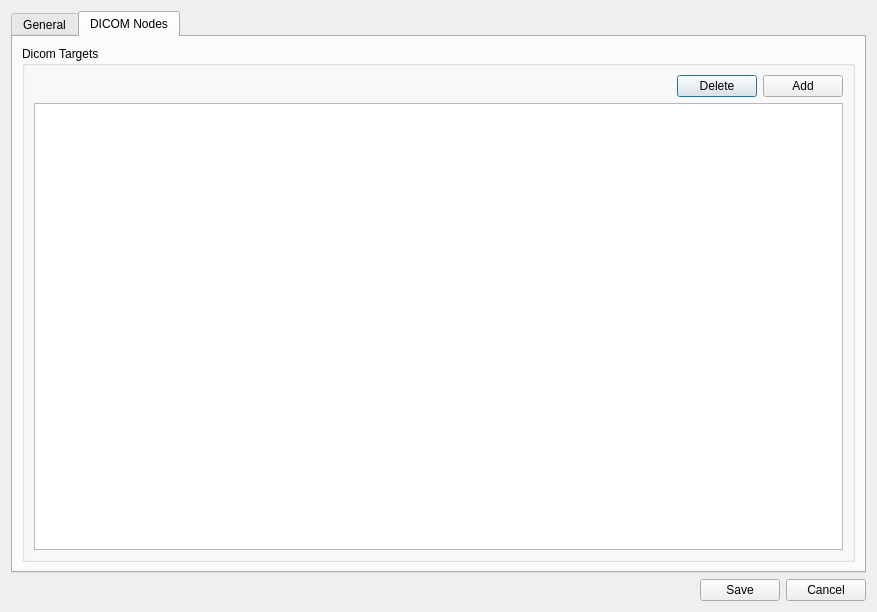
Before: the Qt Designer form services/ui/forms/configuration.ui in mri4all/console, drawn with Qt 5.
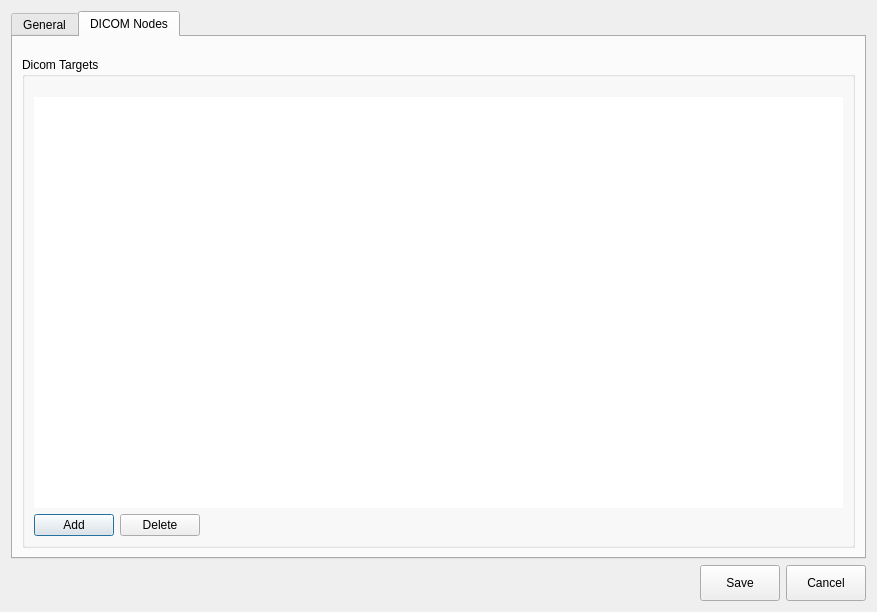
After: the same form once the commit is applied. The open tabs and pages were chosen to show the change.

Commit message: Allowing to stop scans. UI changes.

```diff
--- a/services/ui/forms/configuration.ui
+++ b/services/ui/forms/configuration.ui
@@ -57,45 +57,29 @@
        <string>DICOM Nodes</string>
       </attribute>
       <layout class="QHBoxLayout" name="horizontalLayout_3">
+       <property name="topMargin">
+        <number>20</number>
+       </property>
        <item>
         <widget class="QGroupBox" name="groupBox">
          <property name="title">
           <string>Dicom Targets</string>
          </property>
+         <property name="flat">
+          <bool>true</bool>
+         </property>
          <layout class="QVBoxLayout" name="verticalLayout_2">
-          <item>
-           <layout class="QHBoxLayout" name="horizontalLayout_2">
-            <item>
-             <spacer name="horizontalSpacer_2">
-              <property name="orientation">
-               <enum>Qt::Horizontal</enum>
-              </property>
-              <property name="sizeHint" stdset="0">
-               <size>
-                <width>40</width>
-                <height>20</height>
-               </size>
-              </property>
-             </spacer>
-            </item>
-            <item>
-             <widget class="QPushButton" name="deleteTargetButton">
-              <property name="text">
-               <string>Delete</string>
-              </property>
-             </widget>
-            </item>
-            <item>
-             <widget class="QPushButton" name="addTargetButton">
-              <property name="text">
-               <string>Add</string>
-              </property>
-             </widget>
-            </item>
-           </layout>
-          </item>
+          <property name="topMargin">
+           <number>20</number>
+          </property>
           <item>
            <widget class="QTreeWidget" name="dicomTargetWidget">
+            <property name="frameShape">
+             <enum>QFrame::NoFrame</enum>
+            </property>
+            <property name="lineWidth">
+             <number>0</number>
+            </property>
             <property name="editTriggers">
              <set>QAbstractItemView::DoubleClicked|QAbstractItemView::EditKeyPressed</set>
             </property>
@@ -120,6 +104,37 @@
             </column>
            </widget>
           </item>
+          <item>
+           <layout class="QHBoxLayout" name="horizontalLayout_2">
+            <item>
+             <widget class="QPushButton" name="addTargetButton">
+              <property name="text">
+               <string>Add</string>
+              </property>
+             </widget>
+            </item>
+            <item>
+             <widget class="QPushButton" name="deleteTargetButton">
+              <property name="text">
+               <string>Delete</string>
+              </property>
+             </widget>
+            </item>
+            <item>
+             <spacer name="horizontalSpacer_2">
+              <property name="orientation">
+               <enum>Qt::Horizontal</enum>
+              </property>
+              <property name="sizeHint" stdset="0">
+               <size>
+                <width>40</width>
+                <height>20</height>
+               </size>
+              </property>
+             </spacer>
+            </item>
+           </layout>
+          </item>
          </layout>
         </widget>
        </item>
@@ -144,6 +159,12 @@
      </item>
      <item>
       <widget class="QPushButton" name="saveButton">
+       <property name="minimumSize">
+        <size>
+         <width>0</width>
+         <height>36</height>
+        </size>
+       </property>
        <property name="text">
         <string>Save</string>
        </property>
@@ -151,6 +172,12 @@
      </item>
      <item>
       <widget class="QPushButton" name="cancelButton">
+       <property name="minimumSize">
+        <size>
+         <width>0</width>
+         <height>36</height>
+        </size>
+       </property>
        <property name="text">
         <string>Cancel</string>
        </property>
```
Left out of the diff: 11 changed lines with no effect on the pictures. The commit also changes 7 other files.
